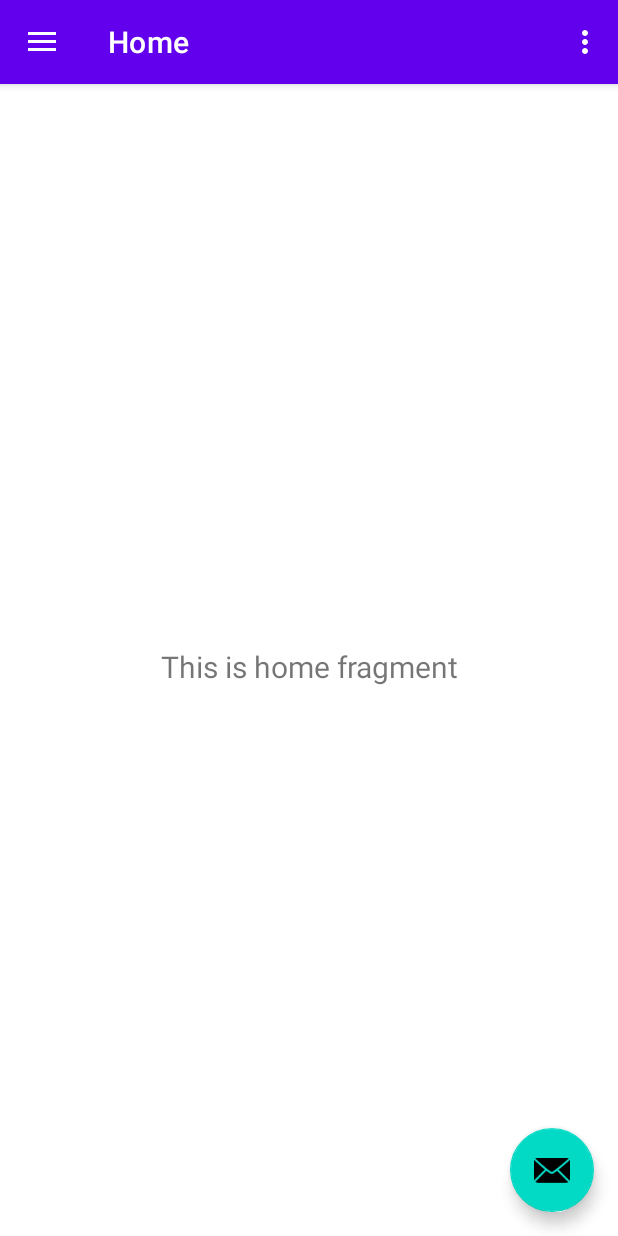
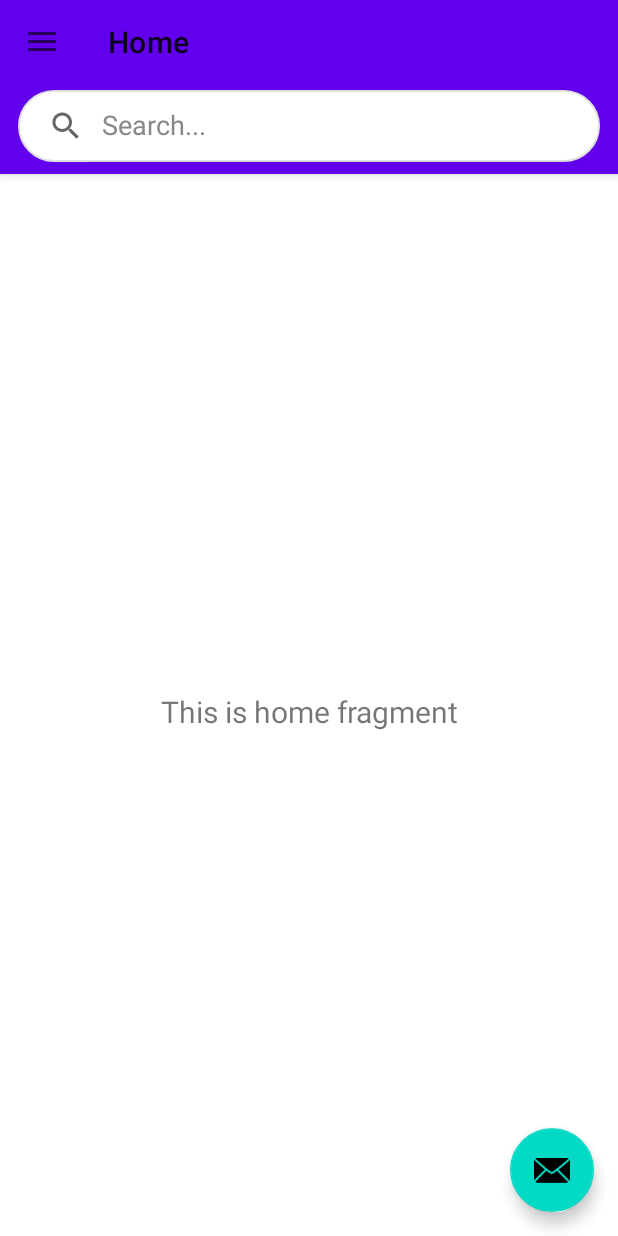
Before and after one commit to lightningmq95/FitVision, an Android app: the screen it shows after launch once a user with an empty profile is signed in (MainActivity), on a phone screen of 412 x 824 dp. Run offline under Robolectric (Android 15) with nearby library versions, the phone set to English and light mode, and no system bars; our stand-ins replace CircleImageView, Firebase (no records; nobody signed in at launch, a user with empty details on screens opened directly), navigation-ui.

Commit message:
added search bar

```diff
--- a/FitVisionApp/app/src/main/java/com/example/fitvisionapp/MainActivity.java
+++ b/FitVisionApp/app/src/main/java/com/example/fitvisionapp/MainActivity.java
@@ -23,6 +23,10 @@ import com.google.firebase.auth.FirebaseAuth;
 import com.google.firebase.auth.FirebaseUser;
 
 import de.hdodenhof.circleimageview.CircleImageView;
+import androidx.appcompat.widget.SearchView;
+import android.widget.Toast;
+import android.widget.EditText;
+import android.graphics.Color;
 
 public class MainActivity extends AppCompatActivity {
 
@@ -51,6 +55,9 @@ public class MainActivity extends AppCompatActivity {
             }
         });
 
+        // Setup SearchView
+        setupSearchView();
+
         DrawerLayout drawer = binding.drawerLayout;
         NavigationView navigationView = binding.navView;
 
@@ -70,6 +77,41 @@ public class MainActivity extends AppCompatActivity {
 
         // Update navigation header with user info
         updateNavigationHeader();
+    }
+
+    private void setupSearchView() {
+        androidx.appcompat.widget.SearchView searchView = binding.appBarMain.searchView;
+
+        // Set query text color to black
+        EditText searchEditText = searchView.findViewById(androidx.appcompat.R.id.search_src_text);
+        if (searchEditText != null) {
+            searchEditText.setTextColor(Color.BLACK);
+            searchEditText.setHintTextColor(Color.GRAY);
+        }
+
+        // Set query listener
+        searchView.setOnQueryTextListener(new androidx.appcompat.widget.SearchView.OnQueryTextListener() {
+            @Override
+            public boolean onQueryTextSubmit(String query) {
+                // Handle search query submission
+                performSearch(query);
+                return true;
+            }
+
+            @Override
+            public boolean onQueryTextChange(String newText) {
+                // Handle text changes (for real-time filtering)
+                return false;
+            }
+        });
+    }
+
+    private void performSearch(String query) {
+        // Implement your search functionality here
+        Toast.makeText(this, "Searching for: " + query, Toast.LENGTH_SHORT).show();
+
+        // Example: You might want to navigate to a search results fragment/activity
+        // or filter content in the current fragment
     }
 
     private void updateNavigationHeader() {
@@ -140,8 +182,8 @@ public class MainActivity extends AppCompatActivity {
     @Override
     public boolean onCreateOptionsMenu(Menu menu) {
         // Inflate the menu; this adds items to the action bar if it is present.
-        getMenuInflater().inflate(R.menu.main, menu);
-        return true;
+//        getMenuInflater().inflate(R.menu.main, menu);
+        return false;
     }
 
     @Override
--- /dev/null
+++ b/FitVisionApp/app/src/main/res/drawable/rounded_search_background.xml
@@ -0,0 +1,7 @@
+<?xml version="1.0" encoding="utf-8"?>
+<shape xmlns:android="http://schemas.android.com/apk/res/android"
+    android:shape="rectangle">
+    <corners android:radius="24dp" />
+    <solid android:color="@color/white" />
+    <stroke android:width="1dp" android:color="#E0E0E0" />
+</shape>
--- a/FitVisionApp/app/src/main/res/layout/app_bar_main.xml
+++ b/FitVisionApp/app/src/main/res/layout/app_bar_main.xml
@@ -9,14 +9,28 @@
     <com.google.android.material.appbar.AppBarLayout
         android:layout_width="match_parent"
         android:layout_height="wrap_content"
-        android:theme="@style/Theme.FitVisionApp.AppBarOverlay">
+        style="@style/Theme.FitVisionApp.AppBarOverlay">
 
         <androidx.appcompat.widget.Toolbar
             android:id="@+id/toolbar"
             android:layout_width="match_parent"
             android:layout_height="?attr/actionBarSize"
             android:background="?attr/colorPrimary"
-            app:popupTheme="@style/Theme.FitVisionApp.PopupOverlay" />
+            style="@style/Theme.FitVisionApp.PopupOverlay" />
+
+        <!-- Add SearchView below toolbar -->
+        <androidx.appcompat.widget.SearchView
+            android:id="@+id/search_view"
+            android:layout_width="match_parent"
+            android:layout_height="wrap_content"
+            android:background="@drawable/rounded_search_background"
+            app:iconifiedByDefault="false"
+            app:queryHint="Search..."
+            android:theme="@style/SearchViewStyle"
+            android:layout_marginBottom="8dp"
+            android:layout_marginTop="4dp"
+            android:layout_marginStart="12dp"
+            android:layout_marginEnd="12dp" />
 
     </com.google.android.material.appbar.AppBarLayout>
 
--- /dev/null
+++ b/FitVisionApp/app/src/main/res/values/styles.xml
@@ -0,0 +1,30 @@
+<resources>
+    <!-- Base application theme -->
+    <style name="Theme.FitVisionApp" parent="Theme.MaterialComponents.DayNight.DarkActionBar">
+        <item name="colorPrimary">@color/purple_500</item>
+        <item name="colorPrimaryVariant">@color/purple_700</item>
+        <item name="colorOnPrimary">@android:color/white</item>
+        <item name="colorSecondary">@color/teal_200</item>
+        <item name="colorSecondaryVariant">@color/teal_700</item>
+        <item name="colorOnSecondary">@android:color/black</item>
+        <item name="android:statusBarColor">?attr/colorPrimaryVariant</item>
+        <item name="android:windowBackground">@android:color/white</item>
+    </style>
+
+    <!-- No ActionBar Theme -->
+    <style name="Theme.FitVisionApp.NoActionBar">
+        <item name="windowActionBar">false</item>
+        <item name="windowNoTitle">true</item>
+    </style>
+
+    <!-- AppBar Overlay -->
+    <style name="Theme.FitVisionApp.AppBarOverlay" parent="ThemeOverlay.MaterialComponents.Dark.ActionBar"/>
+
+    <!-- Popup Overlay -->
+    <style name="Theme.FitVisionApp.PopupOverlay" parent="ThemeOverlay.MaterialComponents.Light"/>
+    <style name="SearchViewStyle" parent="Widget.AppCompat.SearchView">
+        <item name="android:textColor">@android:color/black</item>
+        <item name="android:editTextColor">@android:color/black</item>
+        <item name="android:textColorHint">#757575</item>
+    </style>
+</resources>
--- a/FitVisionApp/app/src/main/res/values/themes.xml
+++ /dev/null
@@ -1,25 +0,0 @@
-<resources xmlns:tools="http://schemas.android.com/tools">
-    <!-- Base application theme. -->
-    <style name="Theme.FitVisionApp" parent="Theme.MaterialComponents.DayNight.DarkActionBar">
-        <!-- Primary brand color. -->
-        <item name="colorPrimary">@color/purple_500</item>
-        <item name="colorPrimaryVariant">@color/purple_700</item>
-        <item name="colorOnPrimary">@color/white</item>
-        <!-- Secondary brand color. -->
-        <item name="colorSecondary">@color/teal_200</item>
-        <item name="colorSecondaryVariant">@color/teal_700</item>
-        <item name="colorOnSecondary">@color/black</item>
-        <!-- Status bar color. -->
-        <item name="android:statusBarColor">?attr/colorPrimaryVariant</item>
-        <!-- Customize your theme here. -->
-    </style>
-
-    <style name="Theme.FitVisionApp.NoActionBar">
-        <item name="windowActionBar">false</item>
-        <item name="windowNoTitle">true</item>
-    </style>
-
-    <style name="Theme.FitVisionApp.AppBarOverlay" parent="ThemeOverlay.AppCompat.Dark.ActionBar" />
-
-    <style name="Theme.FitVisionApp.PopupOverlay" parent="ThemeOverlay.AppCompat.Light" />
-</resources>
```
